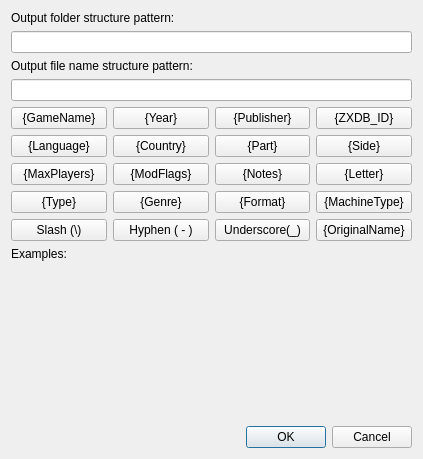
Qt form ui/OutputFolderStructureEditor.ui (ladyeklipse/ZX-Pokemaster) before a commit.
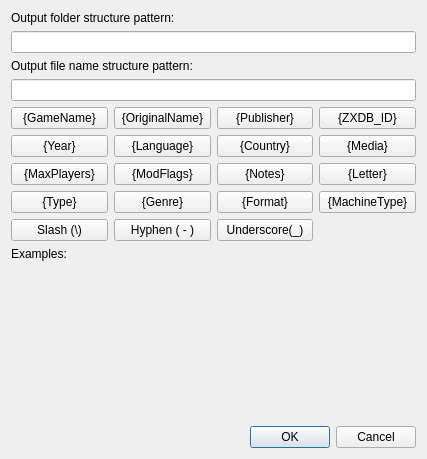
The same form after that commit.

```diff
--- a/ui/OutputFolderStructureEditor.ui
+++ b/ui/OutputFolderStructureEditor.ui
@@ -6,7 +6,7 @@
    <rect>
     <x>0</x>
     <y>0</y>
-    <width>423</width>
+    <width>427</width>
     <height>459</height>
    </rect>
   </property>
@@ -175,16 +175,6 @@
      </property>
     </widget>
    </item>
-   <item row="7" column="0">
-    <widget class="QPushButton" name="btnLanguage">
-     <property name="focusPolicy">
-      <enum>Qt::NoFocus</enum>
-     </property>
-     <property name="text">
-      <string>{Language}</string>
-     </property>
-    </widget>
-   </item>
    <item row="8" column="1">
     <widget class="QPushButton" name="btnModFlags">
      <property name="focusPolicy">
@@ -195,16 +185,6 @@
      </property>
     </widget>
    </item>
-   <item row="6" column="1">
-    <widget class="QPushButton" name="btnYear">
-     <property name="focusPolicy">
-      <enum>Qt::NoFocus</enum>
-     </property>
-     <property name="text">
-      <string>{Year}</string>
-     </property>
-    </widget>
-   </item>
    <item row="6" column="0">
     <widget class="QPushButton" name="btnGameName">
      <property name="focusPolicy">
@@ -261,21 +241,11 @@
       <enum>Qt::NoFocus</enum>
      </property>
      <property name="text">
-      <string>{Side}</string>
+      <string>{Media}</string>
      </property>
     </widget>
    </item>
    <item row="7" column="2">
-    <widget class="QPushButton" name="btnPart">
-     <property name="focusPolicy">
-      <enum>Qt::NoFocus</enum>
-     </property>
-     <property name="text">
-      <string>{Part}</string>
-     </property>
-    </widget>
-   </item>
-   <item row="7" column="1">
     <widget class="QPushButton" name="btnCountry">
      <property name="focusPolicy">
       <enum>Qt::NoFocus</enum>
@@ -285,7 +255,33 @@
      </property>
     </widget>
    </item>
-   <item row="11" column="3">
+   <item row="7" column="1">
+    <widget class="QPushButton" name="btnLanguage">
+     <property name="focusPolicy">
+      <enum>Qt::NoFocus</enum>
+     </property>
+     <property name="toolTip">
+      <string>Message language</string>
+     </property>
+     <property name="text">
+      <string>{Language}</string>
+     </property>
+    </widget>
+   </item>
+   <item row="7" column="0">
+    <widget class="QPushButton" name="btnYear">
+     <property name="focusPolicy">
+      <enum>Qt::NoFocus</enum>
+     </property>
+     <property name="toolTip">
+      <string>Release year</string>
+     </property>
+     <property name="text">
+      <string>{Year}</string>
+     </property>
+    </widget>
+   </item>
+   <item row="6" column="1">
     <widget class="QPushButton" name="btnOriginalName">
      <property name="focusPolicy">
       <enum>Qt::NoFocus</enum>
```
Left out of the diff: 44 changed lines with no effect on the pictures.
